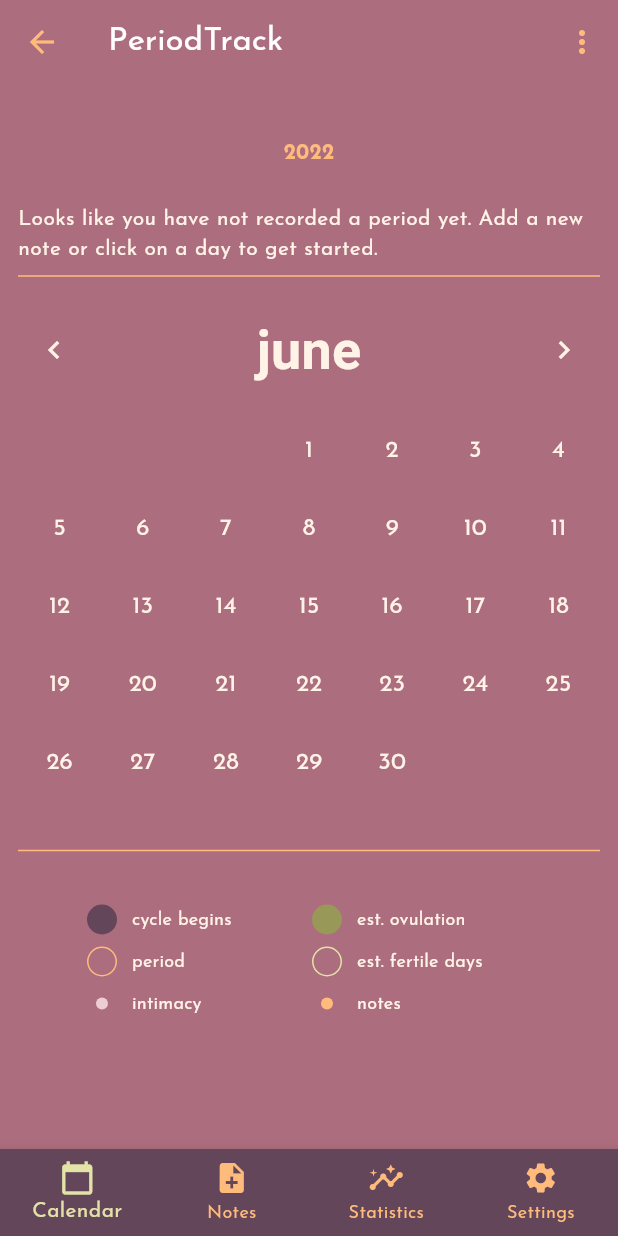
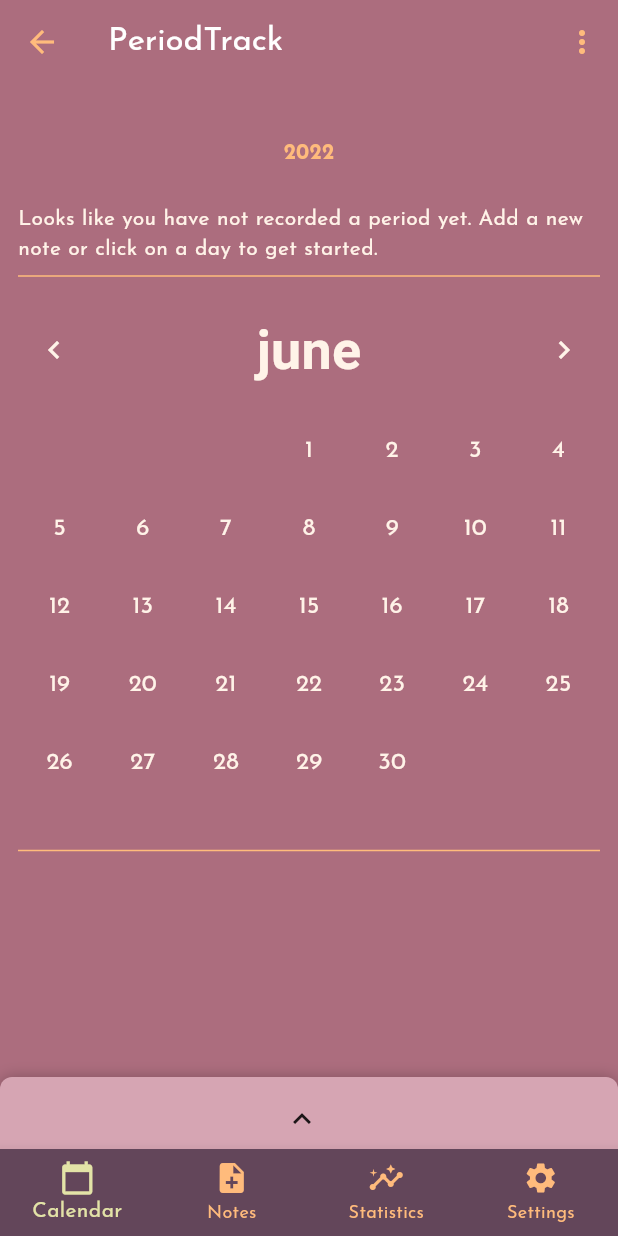
Before and after one commit to swsvindland/period_track, a Flutter app: the HomePage screen opened by its route, on a phone screen of 412 x 824 dp. Run offline on Flutter 3.47's test engine with Material 2 defaults, Android fonts, the phone set to English and light mode, and no system bars; drawn by our look-alikes of sliding_up_panel, table_calendar; our stand-ins replace charts_flutter, cloud_firestore, datetime_picker_formfield, firebase_auth, firebase_core, firebase_messaging and 4 more; missing offline and left inert: os_detect; accounts and stored records are empty; generated files the repository leaves out were written again; network calls fail.

Commit message:
update calendar key to be slide up drawer

```diff
--- a/lib/widgets/calendar_key.dart
+++ b/lib/widgets/calendar_key.dart
@@ -50,11 +50,25 @@ class CalendarKey extends StatelessWidget {
             crossAxisAlignment: CrossAxisAlignment.center,
             children: const [
               CalendarKeyItem(
-                  icon: CalendarKeyItemIconDot(color: Color(0xffECCDD6)),
-                  text: 'intimacy'),
+                  icon: CalendarKeyItemIconOutlinedCircle(
+                      color: Color(0xffECCDD6)),
+                  text: 'est. cycle start'),
               CalendarKeyItem(
                   icon: CalendarKeyItemIconDot(color: Color(0xffFFBB7C)),
                   text: 'notes'),
+            ],
+          ),
+        ),
+        Padding(
+          padding: const EdgeInsets.all(4),
+          child: Row(
+            mainAxisAlignment: MainAxisAlignment.center,
+            crossAxisAlignment: CrossAxisAlignment.center,
+            children: const [
+              SizedBox(width: 150),
+              CalendarKeyItem(
+                  icon: CalendarKeyItemIconDot(color: Color(0xffECCDD6)),
+                  text: 'intimacy'),
             ],
           ),
         )
@@ -85,7 +99,10 @@ class CalendarKeyItem extends StatelessWidget {
           const SizedBox(width: 8),
           Text(
             text,
-            style: GoogleFonts.josefinSans(color: const Color(0xffFFF3E8), fontSize: 12, letterSpacing: 0.12),
+            style: GoogleFonts.josefinSans(
+                color: const Color(0xffFFF3E8),
+                fontSize: 12,
+                letterSpacing: 0.12),
           )
         ],
       ),
--- a/lib/widgets/home.dart
+++ b/lib/widgets/home.dart
@@ -1,13 +1,48 @@
 import 'package:flutter/material.dart';
 import 'package:period_track/widgets/calendar_key.dart';
+import 'package:sliding_up_panel/sliding_up_panel.dart';
 import 'calendar.dart';
 
-class Home extends StatelessWidget {
+class Home extends StatefulWidget {
   const Home({Key? key}) : super(key: key);
 
   @override
+  State<Home> createState() => _HomeState();
+}
+
+class _HomeState extends State<Home> {
+  bool drawerOpen = false;
+
+  @override
   Widget build(BuildContext context) {
-    return Padding(
+    return SlidingUpPanel(
+        color: const Color(0xffD6A5B3),
+        borderRadius: const BorderRadius.vertical(
+            top: Radius.circular(8), bottom: Radius.zero),
+        minHeight: 48,
+        maxHeight: 200,
+        padding: const EdgeInsets.all(16),
+        onPanelOpened: () {
+          setState(() {
+            drawerOpen = true;
+          });
+        },
+        onPanelClosed: () {
+          setState(() {
+            drawerOpen = false;
+          });
+        },
+        header: SizedBox(
+            width: MediaQuery.of(context).size.width * 0.90,
+            child: Center(
+              child: drawerOpen
+                  ? const Icon(Icons.keyboard_arrow_down)
+                  : const Icon(Icons.keyboard_arrow_up),
+            )),
+        panel: const Center(
+          child: CalendarKey(),
+        ),
+        body: Padding(
           padding: const EdgeInsets.all(12),
           child: SingleChildScrollView(
             child: Column(
@@ -17,10 +52,9 @@ class Home extends StatelessWidget {
                 SizedBox(height: 24),
                 Divider(color: Color(0xffFFBB7C)),
                 SizedBox(height: 24),
-            CalendarKey()
               ],
             ),
           ),
-    );
+        ));
   }
 }
--- a/pubspec.yaml
+++ b/pubspec.yaml
@@ -48,6 +48,7 @@ dependencies:
   google_fonts: ^3.0.1
   charts_flutter: ^0.12.0
   datetime_picker_formfield: ^2.0.0
+  sliding_up_panel: ^2.0.0+1
 
 dev_dependencies:
   flutter_test:
```
Also changed, not shown: lib/layouts/home.dart (+7 -3 lines), pubspec.lock. Lines whose indentation alone changed are shown as unchanged.
